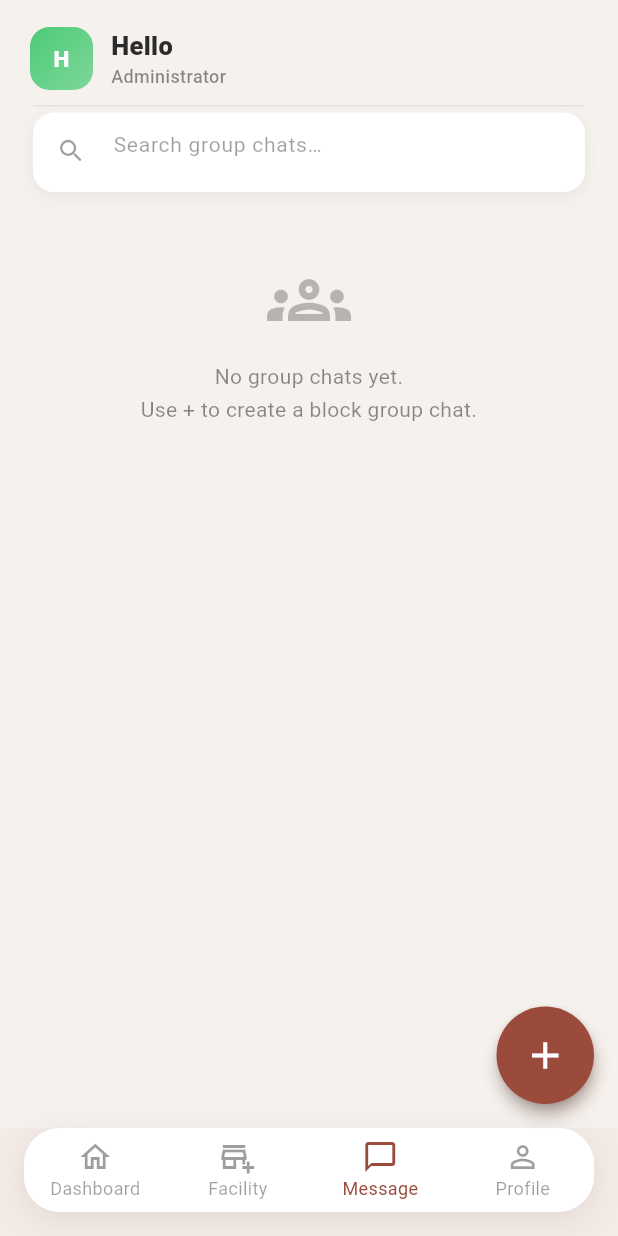
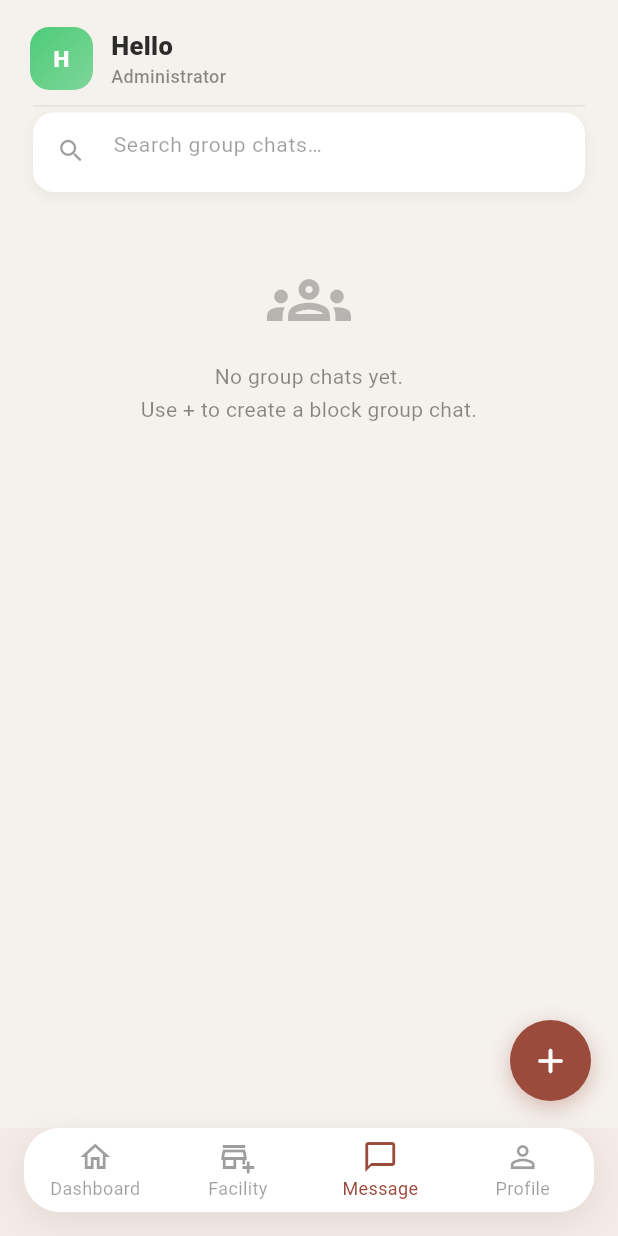
Before and after one commit to Jiazheng23/JiranMu-CommunityApp, a Flutter app: the AdminDashboard screen opened directly with empty values, item 3 of the bottom bar chosen, on a phone screen of 412 x 824 dp. Run offline on Flutter 3.47's test engine with Material 3 defaults, Android fonts, the phone set to English and light mode, and no system bars; our stand-ins replace geolocator, google_maps_flutter, image_picker, qr_flutter, shared_preferences, supabase_flutter and 2 more; missing offline and left inert: mobile_scanner; accounts and stored records are empty; network calls fail.

Commit message:
remove floating action button for chat creation in admin dashboard

```diff
--- a/lib/admin/dashboard/admin_dashboard.dart
+++ b/lib/admin/dashboard/admin_dashboard.dart
@@ -339,25 +339,7 @@ class _AdminDashboardState extends State<AdminDashboard> {
           child: const Icon(Icons.add, size: 30, color: Colors.white),
         ),
       )
-          : selectedIndex == 2
-          ? SizedBox(
-        width: 65,
-        height: 65,
-        child: FloatingActionButton(
-          onPressed: () => Navigator.push(
-            context,
-            MaterialPageRoute(
-                builder: (_) => const AdminCreateChatScreen()),
-          ),
-          backgroundColor: primaryColor,
-          shape: RoundedRectangleBorder(
-              borderRadius: BorderRadius.circular(60)),
-          elevation: 4,
-          child: const Icon(Icons.add, size: 30, color: Colors.white),
-        ),
-      )
           : null,
-
 
       bottomNavigationBar: Container(
         margin: const EdgeInsets.fromLTRB(16, 0, 16, 16),
```
